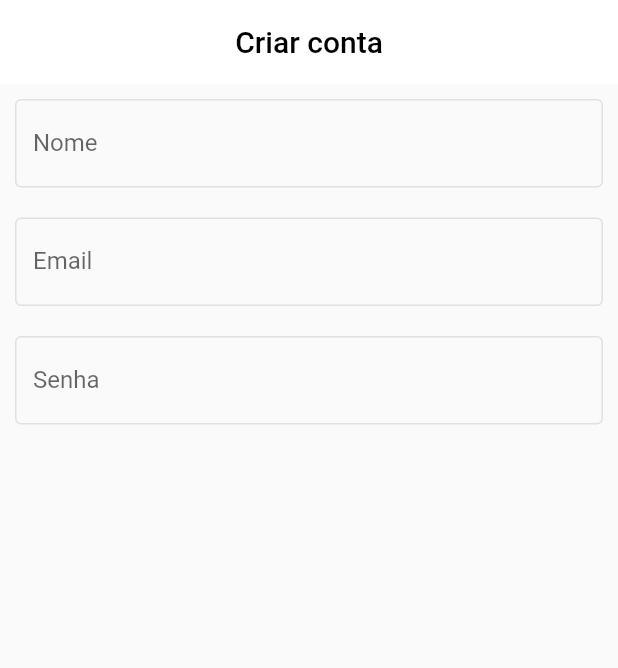
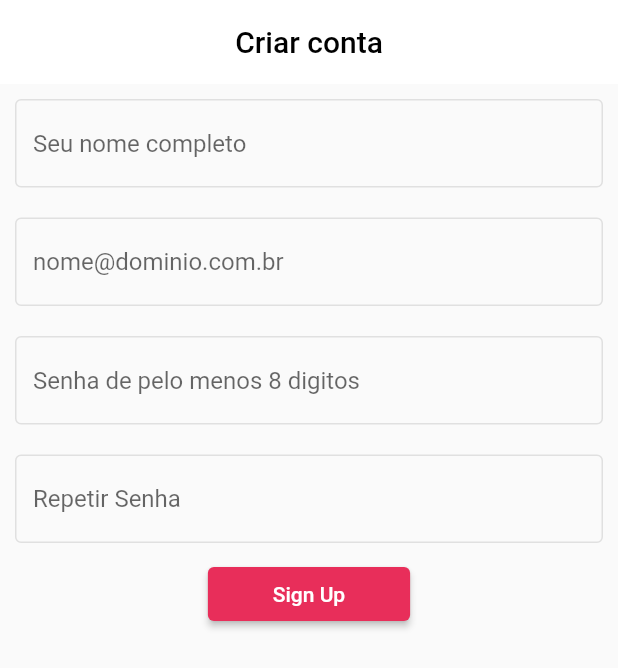
Before and after one commit to thiagobrunoms/edge_delivery, a Flutter app: the screen it shows after launch, on a phone screen of 412 x 824 dp. Shown: the top 668 px of the screen. Run offline on Flutter 3.47's test engine with Material 2 defaults, Android fonts, the light colour scheme and no system bars; our stand-ins replace dio, flutter_mobx, mobx; generated files the repository leaves out were written again.

Commit message:
Aulas dos dias 22 e 23 de setembro

```diff
--- a/lib/modules/sign_up_module/data/repository/sign_up_repository_impl.dart
+++ b/lib/modules/sign_up_module/data/repository/sign_up_repository_impl.dart
@@ -9,7 +9,7 @@ class SignUpRepositoryImpl implements SignUpRepository {
   SignUpRepositoryImpl({required this.datasource});
 
   @override
-  Future<UserEntity> signUp(SignUpParam signUpParam) {
-    throw UnimplementedError();
+  Future<UserEntity> signUp(SignUpParam signUpParam) async {
+    return await datasource.signUp(signUpParam);
   }
 }
--- a/lib/modules/sign_up_module/domain/entities/user_entity.dart
+++ b/lib/modules/sign_up_module/domain/entities/user_entity.dart
@@ -3,10 +3,27 @@ class UserEntity {
   final String name;
   final String email;
   final String password;
+  final String code;
+  final String authToken;
 
   UserEntity(
       {required this.id,
       required this.name,
       required this.email,
-      required this.password});
+      required this.password,
+      required this.code,
+      required this.authToken});
+
+  factory UserEntity.fromMap(Map<String, dynamic> data) {
+    return UserEntity(
+        id: data['id'],
+        name: data['name'],
+        email: data['email'],
+        password: data['password'],
+        code: data['code'],
+        authToken: data['auth_token']);
+  }
+
+  @override
+  String toString() => 'Usuario $name com email $email cadastrado com sucesso!';
 }
--- a/lib/modules/sign_up_module/domain/repository/sign_up_repository.dart
+++ b/lib/modules/sign_up_module/domain/repository/sign_up_repository.dart
@@ -3,4 +3,5 @@ import 'package:edge_delivery/modules/sign_up_module/domain/usecase/sign_up_usec
 
 abstract class SignUpRepository {
   Future<UserEntity> signUp(SignUpParam signUpParam);
+  //verify code
 }
--- a/lib/modules/sign_up_module/domain/usecase/sign_up_usecase.dart
+++ b/lib/modules/sign_up_module/domain/usecase/sign_up_usecase.dart
@@ -6,7 +6,8 @@ class SignUpParam {
   final String password;
   final String email;
 
-  SignUpParam(this.name, this.password, this.email);
+  SignUpParam(
+      {required this.name, required this.password, required this.email});
 }
 
 abstract class SignUpUsecase extends Usecase<UserEntity, SignUpParam> {}
--- a/lib/modules/sign_up_module/domain/usecase/sign_up_usecase_impl.dart
+++ b/lib/modules/sign_up_module/domain/usecase/sign_up_usecase_impl.dart
@@ -9,6 +9,7 @@ class SignUpUsecaseImpl implements SignUpUsecase {
 
   @override
   Future<UserEntity> call({SignUpParam? param}) {
-    throw UnimplementedError();
+    print('usecase ${param!.email}');
+    return repository.signUp(param);
   }
 }
--- a/lib/modules/sign_up_module/presentation/sign_up_form_page.dart
+++ b/lib/modules/sign_up_module/presentation/sign_up_form_page.dart
@@ -1,5 +1,16 @@
+import 'package:dio/dio.dart';
+import 'package:edge_delivery/modules/sign_up_module/data/datasources/google_signup_datasource.dart';
+import 'package:edge_delivery/modules/sign_up_module/data/datasources/signup_rest_datasource.dart';
+import 'package:edge_delivery/modules/sign_up_module/data/repository/sign_up_repository_impl.dart';
+import 'package:edge_delivery/modules/sign_up_module/domain/repository/sign_up_repository.dart';
+import 'package:edge_delivery/modules/sign_up_module/domain/usecase/sign_up_usecase.dart';
+import 'package:edge_delivery/modules/sign_up_module/domain/usecase/sign_up_usecase_impl.dart';
+import 'package:edge_delivery/modules/sign_up_module/presentation/sign_up_form_controller.dart';
+import 'package:edge_delivery/shared/widgets/buttons/main_button.dart';
 import 'package:edge_delivery/shared/widgets/forms/text_input/text_input_widget.dart';
 import 'package:flutter/material.dart';
+import 'package:flutter_mobx/flutter_mobx.dart';
+import 'package:mobx/mobx.dart';
 
 class SignUpFormPage extends StatefulWidget {
   const SignUpFormPage({super.key});
@@ -9,6 +20,20 @@ class SignUpFormPage extends StatefulWidget {
 }
 
 class _SignUpFormPageState extends State<SignUpFormPage> {
+  late SignUpFormController controller;
+
+  @override
+  void initState() {
+    super.initState();
+
+    Dio dio = Dio();
+
+    SignUpRestDatasource datasource = SignUpRestDatasource(dio: dio);
+    SignUpRepository repository = SignUpRepositoryImpl(datasource: datasource);
+    SignUpUsecase usecase = SignUpUsecaseImpl(repository: repository);
+    controller = SignUpFormController(usecase: usecase);
+  }
+
   @override
   Widget build(BuildContext context) {
     return Scaffold(
@@ -21,28 +46,42 @@ class _SignUpFormPageState extends State<SignUpFormPage> {
         backgroundColor: Colors.white,
         elevation: 0,
       ),
-      body: Column(
-        children: const [
+      body: Observer(builder: (_) {
+        return Column(
+          children: [
             TextInputWidget(
-            label: 'Nome',
               hint: 'Seu nome completo',
               type: TextInputType.name,
               isObuscured: false,
+              onChangedCallback: controller.setName,
             ),
             TextInputWidget(
-            label: 'Email',
               hint: 'nome@dominio.com.br',
               type: TextInputType.emailAddress,
               isObuscured: false,
+              onChangedCallback: controller.setEmail,
             ),
             TextInputWidget(
-            label: 'Senha',
               hint: 'Senha de pelo menos 8 digitos',
               type: TextInputType.text,
               isObuscured: true,
+              errorMessage: controller.checkPasswords,
+              onChangedCallback: controller.setPassword,
             ),
+            TextInputWidget(
+              hint: 'Repetir Senha',
+              type: TextInputType.text,
+              isObuscured: true,
+              errorMessage: controller.checkPasswords,
+              onChangedCallback: controller.setRepeatPassword,
+            ),
+            controller.requestFuture != null &&
+                    controller.requestFuture!.status == FutureStatus.pending
+                ? const CircularProgressIndicator()
+                : MainButtonWidget(callback: controller.send, title: 'Sign Up')
           ],
-      ),
+        );
+      }),
     );
   }
 }
--- a/lib/shared/widgets/forms/text_input/text_input_widget.dart
+++ b/lib/shared/widgets/forms/text_input/text_input_widget.dart
@@ -2,24 +2,26 @@ import 'package:edge_delivery/shared/widgets/forms/text_input/text_input_widget_
 import 'package:flutter/material.dart';
 
 class TextInputWidget extends StatefulWidget {
-  final String label;
   final String hint;
   final TextInputType type;
   final bool isObuscured;
+  final String? errorMessage;
+  final Function(String) onChangedCallback;
 
   const TextInputWidget(
       {super.key,
-      required this.label,
       required this.hint,
       required this.type,
-      required this.isObuscured});
+      required this.isObuscured,
+      this.errorMessage,
+      required this.onChangedCallback});
 
   @override
   State<TextInputWidget> createState() => _TextInputWidgetState();
 }
 
 class _TextInputWidgetState extends State<TextInputWidget> {
-  TextInputController controller = TextInputController();
+  // TextInputController controller = TextInputController();
 
   @override
   Widget build(BuildContext context) {
@@ -29,13 +31,15 @@ class _TextInputWidgetState extends State<TextInputWidget> {
         keyboardType: widget.type,
         obscureText: widget.isObuscured,
         decoration: InputDecoration(
-          label: Text(widget.label),
-          hintText: widget.hint,
-          enabledBorder: OutlineInputBorder(
-            borderSide: BorderSide(color: Colors.grey[300]!),
-          ),
-        ),
-        onChanged: controller.setContent,
+            hintText: widget.hint,
+            enabledBorder: OutlineInputBorder(
+              borderSide: BorderSide(color: Colors.grey[300]!),
+            ),
+            focusedBorder: OutlineInputBorder(
+              borderSide: BorderSide(color: Theme.of(context).primaryColor),
+            ),
+            errorText: widget.errorMessage),
+        onChanged: widget.onChangedCallback,
       ),
     );
   }
--- a/pubspec.yaml
+++ b/pubspec.yaml
@@ -33,6 +33,7 @@ dependencies:
     sdk: flutter
   mobx: ^2.0.7+5
   flutter_mobx: ^2.0.6+1
+  dio: ^4.0.6
 
   # The following adds the Cupertino Icons font to your application.
   # Use with the CupertinoIcons class for iOS style icons.
```
Also changed, not shown: lib/modules/sign_up_module/data/datasources/signup_rest_datasource.dart (+25 -4 lines), lib/modules/sign_up_module/presentation/sign_up_form_controller.dart (+46 -0 lines), lib/modules/sign_up_module/presentation/sign_up_form_controller.g.dart, pubspec.lock, 1 other file. Lines whose indentation alone changed are shown as unchanged.
